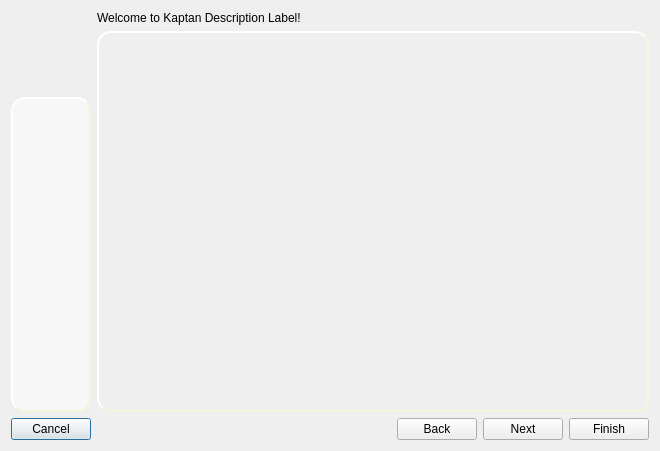
The window that kde4/kaptan4/src/gui/kaptanMain.ui (pars-linux/uludag) describes before a commit, drawn with Qt 5.
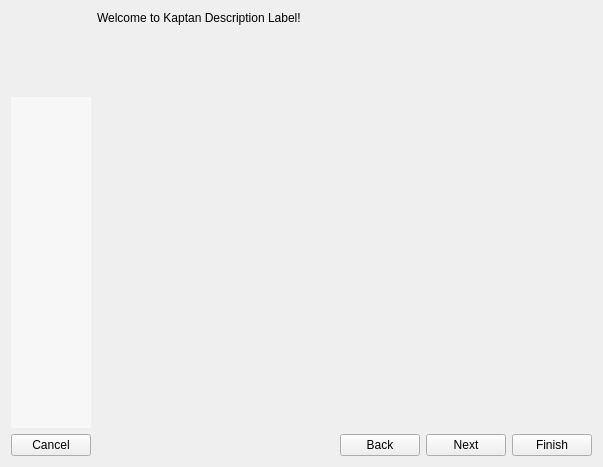
The same window after the commit. Icons and pictures are not drawn.

Commit message: * Fix layout issues ..

```diff
--- a/kde4/kaptan4/src/gui/kaptanMain.ui
+++ b/kde4/kaptan4/src/gui/kaptanMain.ui
@@ -1,38 +1,17 @@
 <?xml version="1.0" encoding="UTF-8"?>
 <ui version="4.0">
  <class>kaptanUI</class>
- <widget class="QDialog" name="kaptanUI">
+ <widget class="QWidget" name="kaptanUI">
   <property name="geometry">
    <rect>
     <x>0</x>
     <y>0</y>
-    <width>660</width>
-    <height>451</height>
+    <width>603</width>
+    <height>467</height>
    </rect>
   </property>
   <property name="windowTitle">
-   <string>Kaptan Main Window</string>
-  </property>
-  <property name="autoFillBackground">
-   <bool>true</bool>
-  </property>
-  <property name="styleSheet">
-   <string notr="true">/*background-image:url(bg.png);*/
-
-QStackedWidget#mainStack {
-     border-style: outset;
-     border-width: 2px;
-     border-radius: 14px;
-     border-color: beige;
-
-}
-QLabel#labelMenu{
-     border-style: outset;
-     border-width: 2px;
-     border-radius: 14px;
-     border-color: beige;
-}
-</string>
+   <string>Form</string>
   </property>
   <layout class="QGridLayout" name="gridLayout">
    <item row="0" column="0">
```
Left out of the diff: 43 changed lines with no effect on the pictures. The commit also changes 1 other file.
